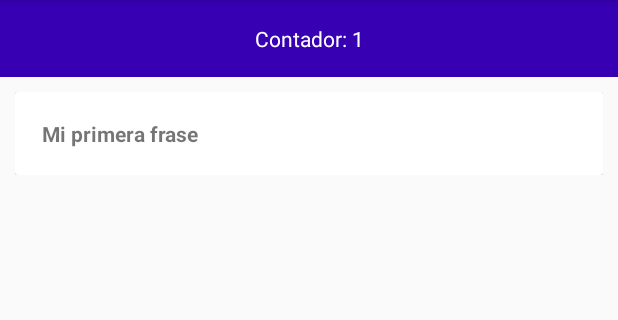
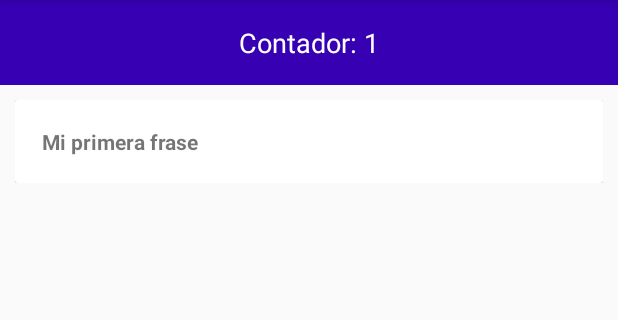
Before and after one commit to harrycampaz/QuoteApp-Kotlin-Koin, an Android app: the screen it shows after launch (MainActivity), after a tap on "Add Quote", on a phone screen of 412 x 824 dp, the part 84-404 px from its top. Run offline under Robolectric (Android 15) with nearby library versions, the phone set to English and light mode, and no system bars; our stand-ins replace Room's generated code.

Commit message:
View Binding commit

```diff
--- a/app/build.gradle
+++ b/app/build.gradle
@@ -5,7 +5,6 @@ apply plugin: 'kotlin-kapt'
 
 android {
     compileSdkVersion 29
-
 
     defaultConfig {
         applicationId "com.dezzapps.quotesapproom"
@@ -23,6 +22,9 @@ android {
             proguardFiles getDefaultProguardFile('proguard-android-optimize.txt'), 'proguard-rules.pro'
         }
     }
+
+    viewBinding.enabled = true
+
 
 }
 
--- a/app/src/main/java/com/dezzapps/quotesapproom/ui/activities/MainActivity.kt
+++ b/app/src/main/java/com/dezzapps/quotesapproom/ui/activities/MainActivity.kt
@@ -8,17 +8,22 @@ import android.view.MenuItem
 import androidx.lifecycle.Observer
 import androidx.lifecycle.ViewModelProviders
 import androidx.recyclerview.widget.LinearLayoutManager
+import androidx.viewbinding.ViewBinding
 import com.dezzapps.quotesapproom.model.Quote
 import com.dezzapps.quotesapproom.R
 import com.dezzapps.quotesapproom.data.DatabaseHelper
 import com.dezzapps.quotesapproom.data.QuoteDao
+import com.dezzapps.quotesapproom.databinding.ActivityMainBinding
+
 import com.dezzapps.quotesapproom.ui.adapter.CustomAdapter
 import com.dezzapps.quotesapproom.viewmodel.MainActivityViewModel
-import kotlinx.android.synthetic.main.activity_main.*
 
 class MainActivity : AppCompatActivity() {
 
     private lateinit var mainActivityViewModel: MainActivityViewModel
+
+    private lateinit var activityMainBinding: ActivityMainBinding
+
     private val adapter: CustomAdapter by lazy {
         CustomAdapter()
     }
@@ -27,21 +32,23 @@ class MainActivity : AppCompatActivity() {
     @SuppressLint("SetTextI18n")
     override fun onCreate(savedInstanceState: Bundle?) {
         super.onCreate(savedInstanceState)
-        setContentView(R.layout.activity_main)
+       // setContentView(R.layout.activity_main)
+        activityMainBinding = ActivityMainBinding.inflate(layoutInflater)
+        setContentView(activityMainBinding.root)
 
-        rv_quote.layoutManager = LinearLayoutManager(this)
-        rv_quote.adapter = adapter
+        activityMainBinding.rvQuote.layoutManager = LinearLayoutManager(this)
+        activityMainBinding.rvQuote.adapter = adapter
 
         mainActivityViewModel = ViewModelProviders.of(this).get(MainActivityViewModel::class.java)
 
         mainActivityViewModel.getAllQuotes().observe(this, Observer {
 
             if(it.isEmpty()){
-                tv_count.text = getString(R.string.no_data)
+                activityMainBinding.tvCount.text = getString(R.string.no_data)
 
                 return@Observer
             }
-            tv_count.text = getString(R.string.count) + it.size
+            activityMainBinding.tvCount.text = getString(R.string.count) + it.size
            adapter.addAll(it)
 
         })
--- a/app/src/main/java/com/dezzapps/quotesapproom/ui/adapter/CustomAdapter.kt
+++ b/app/src/main/java/com/dezzapps/quotesapproom/ui/adapter/CustomAdapter.kt
@@ -7,12 +7,12 @@ import androidx.recyclerview.widget.RecyclerView
 import com.dezzapps.quotesapproom.model.Quote
 import com.dezzapps.quotesapproom.R
 import com.dezzapps.quotesapproom.ui.holder.QuoteHolder
+import com.dezzapps.quotesapproom.databinding.ItemQuotesBinding
 
 class CustomAdapter(val quoteList: ArrayList<Quote> = arrayListOf()): RecyclerView.Adapter<QuoteHolder>() {
     override fun onCreateViewHolder(parent: ViewGroup, viewType: Int): QuoteHolder {
-        val view: View = LayoutInflater.from(parent.context).inflate(R.layout.item_quotes, parent, false)
-
-        return QuoteHolder(view)
+        val itemQuotesBinding = ItemQuotesBinding.inflate(LayoutInflater.from(parent.context), parent, false)
+        return QuoteHolder(itemQuotesBinding)
 
     }
 
@@ -27,11 +27,6 @@ class CustomAdapter(val quoteList: ArrayList<Quote> = arrayListOf()): RecyclerVi
         holder.bind(quoteList[position])
     }
 
-    fun add(quote: Quote){
-        quoteList.add(quote)
-        notifyDataSetChanged()
-
-    }
 
     fun addAll(quote: List<Quote>){
         quoteList.addAll(quote)
--- a/app/src/main/java/com/dezzapps/quotesapproom/ui/holder/QuoteHolder.kt
+++ b/app/src/main/java/com/dezzapps/quotesapproom/ui/holder/QuoteHolder.kt
@@ -2,15 +2,16 @@ package com.dezzapps.quotesapproom.ui.holder
 
 import android.view.View
 import androidx.recyclerview.widget.RecyclerView
+import com.dezzapps.quotesapproom.databinding.ItemQuotesBinding
 import com.dezzapps.quotesapproom.model.Quote
 import kotlinx.android.synthetic.main.item_quotes.view.*
 
-class QuoteHolder(itemView: View): RecyclerView.ViewHolder(itemView) {
+class QuoteHolder(private val itemBinding: ItemQuotesBinding): RecyclerView.ViewHolder(itemBinding.root) {
 
     fun bind(quote: Quote){
 
-        with(itemView){
-            tv_item.text = quote.text
+        with(itemBinding){
+            tvItem.text = quote.text
         }
     }
 
--- a/app/src/main/res/layout/activity_main.xml
+++ b/app/src/main/res/layout/activity_main.xml
@@ -14,7 +14,8 @@
         android:background="@color/colorPrimaryDark"
         android:gravity="center"
         android:padding="16dp"
-        android:text="Score!"
+        android:text="@string/score"
+        android:textSize="18dp"
         android:textColor="@android:color/white"
         app:layout_constraintEnd_toEndOf="parent"
         app:layout_constraintHorizontal_bias="0.0"
--- a/app/src/main/res/values/strings.xml
+++ b/app/src/main/res/values/strings.xml
@@ -3,4 +3,5 @@
     <string name="add_quote">Add Quote</string>
     <string name="no_data">No data</string>
     <string name="count">"Contador: "</string>
+    <string name="score">Score!</string>
 </resources>
```
